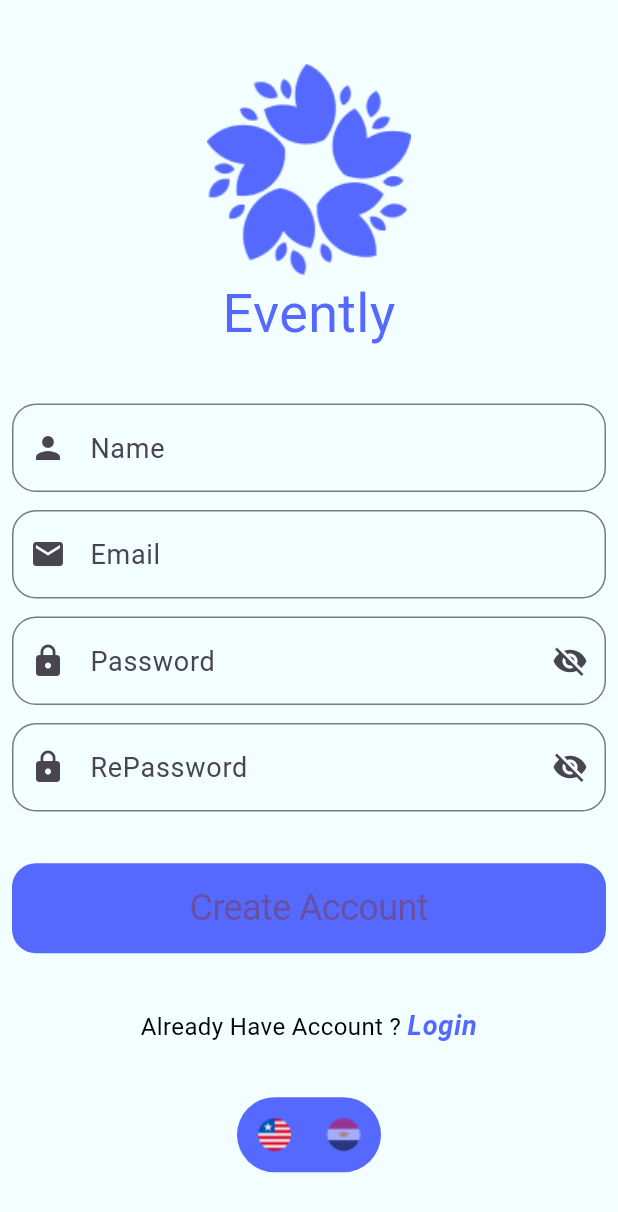
After one commit to ahmedhosni-route/evently_c16_online, a Flutter app: the RegisterScreen screen opened by its route, on a phone screen of 412 x 824 dp. The commit adds this screen. Shown: the top 1212 px of the screen. Run offline on Flutter 3.47's test engine with Material 3 defaults, Android fonts, the phone set to English and light mode, and no system bars; drawn by our look-alikes of animated_toggle_switch; our stand-ins replace animate_do, firebase_auth, firebase_core, google_fonts; accounts and stored records are empty; generated files the repository leaves out were written again; Roboto replaces fonts that are missing (Cairo).

Commit message:
add firebase finished auth module

```diff
--- /dev/null
+++ b/l10n.yaml
@@ -0,0 +1,3 @@
+arb-dir: lib/l10n
+template-arb-file: app_en.arb
+output-localization-file: app_localizations.dart
--- a/lib/core/provider/app_provider.dart
+++ b/lib/core/provider/app_provider.dart
@@ -2,10 +2,17 @@ import 'package:flutter/material.dart';
 
 class AppProvider extends ChangeNotifier {
   ThemeMode themeMode = ThemeMode.light;
+
+  String local = "en";
 
   void changeThemeMode(ThemeMode theme) {
     themeMode = theme;
     notifyListeners();
   }
 
+  void changeLanguage(String lang){
+    local = lang;
+    notifyListeners();
+  }
+
 }
--- /dev/null
+++ b/lib/core/routes/app_route_name.dart
@@ -0,0 +1,7 @@
+class RouteName{
+  static const String splash = "/";
+  static const String onBoarding = "on-boarding";
+  static const String login = "login";
+  static const String register = "register";
+  static const String forgetPassword = "forget-password";
+}
--- /dev/null
+++ b/lib/core/routes/route_gen.dart
@@ -0,0 +1,64 @@
+import 'package:evently_c16_online/core/routes/app_route_name.dart';
+import 'package:evently_c16_online/modules/auth/pages/forget_password_screen.dart';
+import 'package:evently_c16_online/modules/auth/pages/login_screen.dart';
+import 'package:evently_c16_online/modules/auth/pages/register_screen.dart';
+import 'package:evently_c16_online/modules/onboarding/pages/onboarding_screen.dart';
+import 'package:evently_c16_online/modules/splash/pages/splash_screen.dart';
+import 'package:flutter/material.dart';
+
+class RouteGen {
+  static Route<dynamic> onGenerateRoute(RouteSettings settings) {
+    switch (settings.name) {
+      case RouteName.splash:
+        return PageRouteBuilder(
+          pageBuilder: (context, animation, secondaryAnimation) {
+            return SplashScreen();
+          },
+        );
+      case RouteName.onBoarding:
+        return PageRouteBuilder(
+          transitionDuration: Duration(seconds: 1),
+          pageBuilder: (context, animation, secondaryAnimation) {
+            return OnboardingScreen();
+          },
+        );
+      case RouteName.login:
+        return PageRouteBuilder(
+          transitionDuration: Duration(seconds: 1),
+
+          pageBuilder: (context, animation, secondaryAnimation) {
+            return LoginScreen();
+          },
+        );     case RouteName.register:
+        return PageRouteBuilder(
+          transitionDuration: Duration(seconds: 1),
+
+          pageBuilder: (context, animation, secondaryAnimation) {
+            return RegisterScreen();
+          },
+        );     case RouteName.forgetPassword:
+        return PageRouteBuilder(
+          transitionDuration: Duration(seconds: 1),
+
+          pageBuilder: (context, animation, secondaryAnimation) {
+            return ForgetPasswordScreen();
+          },
+        );
+      default:
+        return PageRouteBuilder(
+          pageBuilder: (context, animation, secondaryAnimation) {
+            return NotFoundScreen();
+          },
+        );
+    }
+  }
+}
+
+class NotFoundScreen extends StatelessWidget {
+  const NotFoundScreen({super.key});
+
+  @override
+  Widget build(BuildContext context) {
+    return Scaffold();
+  }
+}
--- a/lib/core/theme/app_theme.dart
+++ b/lib/core/theme/app_theme.dart
@@ -1,11 +1,30 @@
 import 'package:flutter/material.dart';
+import 'package:google_fonts/google_fonts.dart';
 
 import 'app_colors.dart';
 
 abstract class AppTheme {
   static ThemeData lightTheme = ThemeData(
+    appBarTheme: AppBarTheme(
+        centerTitle: true,
+
+      backgroundColor: Colors.transparent,
+      surfaceTintColor: Colors.transparent
+    ),
+    fontFamily: GoogleFonts.cairo().fontFamily,
     primaryColor: AppColors.primaryColor,
     scaffoldBackgroundColor: AppColors.lightColor,
+    inputDecorationTheme: InputDecorationTheme(
+        focusedBorder: OutlineInputBorder(
+            borderRadius: BorderRadius.circular(16),
+            borderSide: const BorderSide(color: Color(0xff7B7B7B))
+        ),
+        enabledBorder: OutlineInputBorder(
+            borderRadius: BorderRadius.circular(16),
+            borderSide: const BorderSide(color: Color(0xff7B7B7B))
+
+        )
+    ),
     textTheme: const TextTheme(
       bodySmall: TextStyle(fontSize: 14, color: Colors.black),
       bodyMedium: TextStyle(fontSize: 16, color: Colors.black),
@@ -20,8 +39,25 @@ abstract class AppTheme {
   );
 
   static ThemeData darkTheme = ThemeData(
+    appBarTheme: AppBarTheme(
+      centerTitle: true,
+        backgroundColor: Colors.transparent,
+        surfaceTintColor: Colors.transparent
+    ),
+    fontFamily: GoogleFonts.cairo().fontFamily,
     primaryColor: AppColors.primaryColor,
     scaffoldBackgroundColor: AppColors.darkColor,
+    inputDecorationTheme: InputDecorationTheme(
+        focusedBorder: OutlineInputBorder(
+            borderRadius: BorderRadius.circular(16),
+            borderSide:  BorderSide(color: AppColors.primaryColor)
+        ),
+        enabledBorder: OutlineInputBorder(
+            borderRadius: BorderRadius.circular(16),
+            borderSide:  BorderSide(color: AppColors.primaryColor)
+
+        )
+    ),
     textTheme: const TextTheme(
       bodySmall: TextStyle(fontSize: 14, color: Colors.white),
       bodyMedium: TextStyle(fontSize: 16, color: Colors.white),
--- /dev/null
+++ b/lib/l10n/app_ar.arb
@@ -0,0 +1,16 @@
+{
+  "title": "إيفنتلي",
+  "onBoardingTitle": "خصص تجربتك",
+  "onBoardingDes": "اختر اللغة والمظهر المفضلين لديك لتبدأ تجربة مريحة ومصممة خصيصًا لتناسب أسلوبك.",
+  "language": "اللغة",
+  "theme": "المظهر",
+  "email": "البريد الإلكتروني",
+  "password": "كلمة المرور",
+  "forgetPassword": "نسيت كلمة المرور؟",
+  "login": "تسجيل الدخول",
+  "notHaveAccount": " ليس لديك حساب؟",
+  "createAccount": "إنشاء حساب",
+    "name": "الاسم",
+    "rePassword": "إعادة كلمة المرور",
+    "haveAccount": "لديك حساب بالفعل؟"
+}
--- /dev/null
+++ b/lib/l10n/app_en.arb
@@ -0,0 +1,16 @@
+{
+"title" : "Evently",
+"onBoardingTitle" :"Personalize Your Experience",
+"onBoardingDes" :"Choose your preferred theme and language to get started with a comfortable, tailored experience that suits your style.",
+"language" :"Language",
+"theme" :"Theme",
+"email":"Email",
+"password":"Password",
+"forgetPassword":"Forget Password?",
+"login": "Login",
+"notHaveAccount" : "Don’t Have Account ? ",
+"createAccount" : "Create Account",
+"name" : "Name",
+"rePassword" : "RePassword",
+"haveAccount" : "Already Have Account ? "
+}
--- /dev/null
+++ b/lib/modules/auth/pages/register_screen.dart
@@ -0,0 +1,176 @@
+import 'package:animated_toggle_switch/animated_toggle_switch.dart';
+import 'package:evently_c16_online/core/provider/app_provider.dart';
+import 'package:evently_c16_online/core/widgets/custom_btn.dart';
+import 'package:firebase_auth/firebase_auth.dart';
+import 'package:flutter/gestures.dart';
+import 'package:flutter/material.dart';
+import 'package:google_fonts/google_fonts.dart';
+import 'package:provider/provider.dart';
+import '../../../core/routes/app_route_name.dart';
+import '../../../core/theme/app_colors.dart';
+import 'package:flutter_gen/gen_l10n/app_localizations.dart';
+
+class RegisterScreen extends StatelessWidget {
+  RegisterScreen({super.key});
+
+  bool isShowPassword = true;
+  @override
+  Widget build(BuildContext context) {
+    var provider = Provider.of<AppProvider>(context);
+    var theme = Theme.of(context);
+    var locale = AppLocalizations.of(context)!;
+    return Scaffold(
+      body: Padding(
+        padding: const EdgeInsets.all(8.0),
+        child: Column(
+          children: [
+            const Spacer(),
+            Center(
+                child: Hero(
+                    tag: "logo",
+                    child: Image.asset("assets/logo/app_logo.png"))),
+            Hero(
+              tag: "appName",
+              child: Material(
+                elevation: 0,
+                color: Colors.transparent,
+                child: Text(
+                  "Evently",
+                  style: GoogleFonts.jockeyOne(
+                      color: AppColors.primaryColor, fontSize: 36),
+                ),
+              ),
+            ),
+            Spacer(),
+
+            TextFormField(
+              onTapOutside: (event) {
+                FocusManager.instance.primaryFocus?.unfocus();
+              },
+              decoration:  InputDecoration(
+                  prefixIcon: Icon(Icons.person), hintText: locale.name),
+            ),
+            const SizedBox(
+              height: 12,
+            ), TextFormField(
+              onTapOutside: (event) {
+                FocusManager.instance.primaryFocus?.unfocus();
+              },
+              decoration:  InputDecoration(
+                  prefixIcon: Icon(Icons.mail), hintText: locale.email),
+            ),
+            const SizedBox(
+              height: 12,
+            ),
+            StatefulBuilder(
+              builder: (context, setState) {
+                return TextFormField(
+                  onTapOutside: (event) {
+                    FocusManager.instance.primaryFocus?.unfocus();
+                  },
+                  obscureText: isShowPassword,
+                  // obscuringCharacter: "\$",
+                  decoration: InputDecoration(
+                      prefixIcon: Icon(Icons.lock),
+                      hintText: locale.password,
+                      suffixIcon: InkWell(
+                        onTap: () {
+                          isShowPassword = !isShowPassword;
+                          setState(() {});
+                        },
+                        child: Icon(isShowPassword
+                            ? Icons.visibility_off
+                            : Icons.visibility),
+                      )),
+                );
+              },
+            ),
+            const SizedBox(
+              height: 12,
+            ),
+            StatefulBuilder(
+              builder: (context, setState) {
+                return TextFormField(
+                  onTapOutside: (event) {
+                    FocusManager.instance.primaryFocus?.unfocus();
+                  },
+                  obscureText: isShowPassword,
+                  // obscuringCharacter: "\$",
+                  decoration: InputDecoration(
+                      prefixIcon: Icon(Icons.lock),
+                      hintText: locale.rePassword,
+                      suffixIcon: InkWell(
+                        onTap: () {
+                          isShowPassword = !isShowPassword;
+                          setState(() {});
+                        },
+                        child: Icon(isShowPassword
+                            ? Icons.visibility_off
+                            : Icons.visibility),
+                      )),
+                );
+              },
+            ),
+
+            Spacer(),
+
+            CustomBtn(isExpanded: true, onTap: ()async {
+              try {
+                final credential = await FirebaseAuth.instance.createUserWithEmailAndPassword(
+                  email: "ahmed@gmail.com",
+                  password: "password",
+                );
+              } on FirebaseAuthException catch (e) {
+                if (e.code == 'weak-password') {
+                  print('The password provided is too weak.');
+                } else if (e.code == 'email-already-in-use') {
+                  print('The account already exists for that email.');
+                }
+              } catch (e) {
+                print(e);
+              }
+            }, text: locale.createAccount),
+            Spacer(),
+
+            Text.rich(TextSpan(text: locale.haveAccount, children: [
+              TextSpan(
+                text: locale.login,
+                style: theme.textTheme.bodyLarge!.copyWith(
+                  color: AppColors.primaryColor,
+                  fontWeight: FontWeight.bold,
+                  fontStyle: FontStyle.italic,
+                ),
+                  recognizer: TapGestureRecognizer()..onTap = (){
+                    Navigator.pushReplacementNamed(context, RouteName.login);
+                  }
+              )
+            ])),
+            Spacer(),
+            AnimatedToggleSwitch<String>.rolling(
+
+              indicatorIconScale: 1.2,
+              current: provider.local,
+              values: const ["en", "ar"],
+              iconList: [
+                Image.asset("assets/icons/en.png"),
+                Image.asset("assets/icons/ar.png"),
+              ],
+              onChanged: (value) {
+                provider.changeLanguage(value);
+              },
+              style: ToggleStyle(
+                backgroundColor: Colors.transparent,
+                indicatorColor: AppColors.primaryColor,
+                borderColor: AppColors.primaryColor,
+              ),
+              textDirection: TextDirection.ltr,
+
+            ),
+
+            Spacer(),
+          ],
+        ),
+      ),
+    );
+  }
+}
```
Also changed, not shown: lib/main.dart (+24 -3 lines), lib/modules/auth/pages/forget_password_screen.dart (added, +27 -0 lines), lib/modules/auth/pages/login_screen.dart (added, +146 -0 lines), lib/modules/onboarding/pages/onboarding_screen.dart (+18 -7 lines), lib/modules/splash/pages/splash_screen.dart (+2 -12 lines), pubspec.yaml (+7 -0 lines), assets/images/reset_password.png (added), firebase.json (added), lib/firebase_options.dart (added), pubspec.lock, 3 other files.
